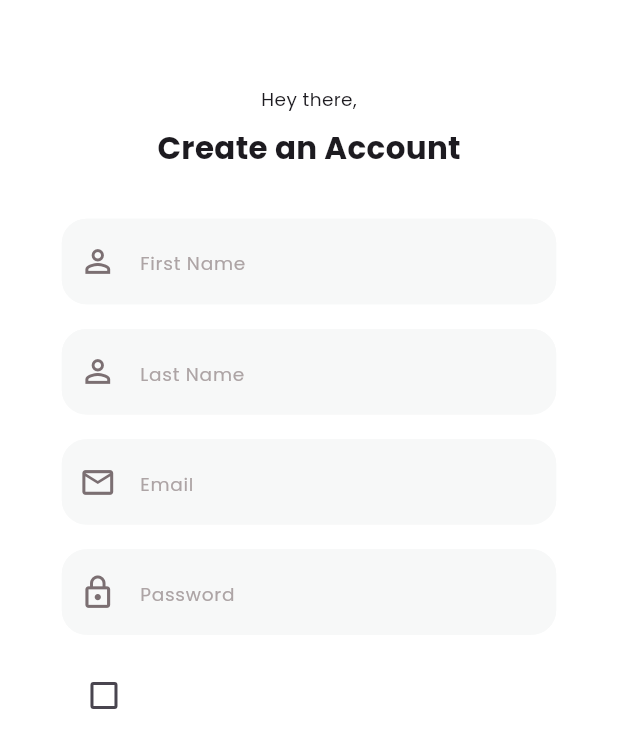
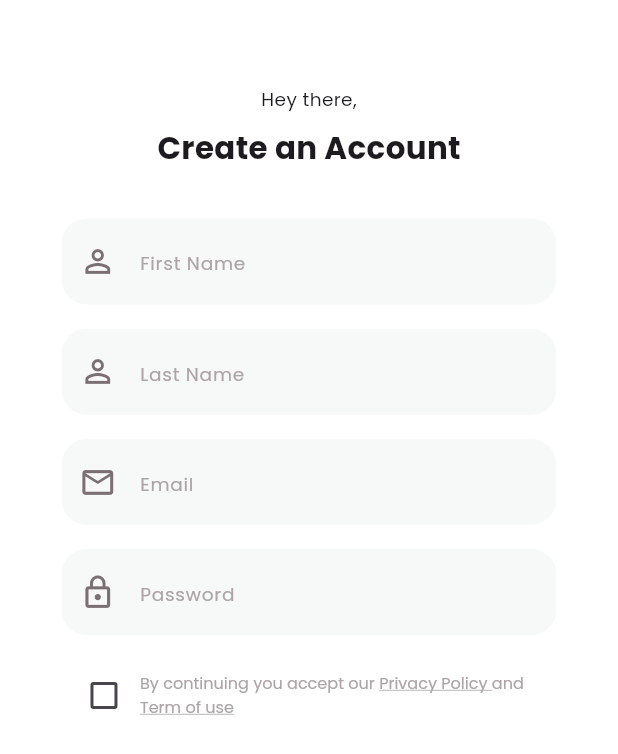
Before and after one commit to mmkocak/fitnesx_flutter, a Flutter app: the AccounCreateScreen screen opened directly, on a phone screen of 412 x 824 dp. Shown: the top 754 px of the screen. Run offline on Flutter 3.47's test engine with Material 3 defaults, Android fonts, the phone set to English and light mode, and no system bars; our stand-ins replace flutter_bloc.

Commit message:
policy chackbox bitimi

```diff
--- a/lib/feature/utils/widgets/privacyPolicyChackbox/privacy_policy_chackbox.dart
+++ b/lib/feature/utils/widgets/privacyPolicyChackbox/privacy_policy_chackbox.dart
@@ -6,19 +6,59 @@ class PrivacyPolicyChackbox extends StatelessWidget {
   @override
   Widget build(BuildContext context) {
     double screenWidth = MediaQuery.sizeOf(context).width;
+    double screenHeight = MediaQuery.sizeOf(context).height;
     bool isChecked = false;
     return BlocProvider(
       create: (context) => PrivacyPolicyCubit(),
-      child: Padding (
-          padding: EdgeInsets.all(screenWidth * 0.01),
+      child: Padding(
+        padding: EdgeInsets.all(screenWidth * 0.01),
         child: Row(
           children: [
             BlocBuilder<PrivacyPolicyCubit, bool>(
-              builder: (context, state){
-                return Checkbox(value: state, onChanged: (bool? value){
-                  context.read<PrivacyPolicyCubit>().toggleCheckbox();
-                },);
+              builder: (context, state) {
+                return Checkbox(
+                  value: state,
+                  onChanged: (bool? value) {
+                    context.read<PrivacyPolicyCubit>().toggleCheckbox();
+                  },
+                );
               },
+            ),
+            Expanded(
+              child: RichText(
+                text: TextSpan(
+                  children: [
+                    TextSpan(
+                      text: "By continuing you accept our ",
+                      style: TextStyle(
+                          fontFamily: "Poppins", color: AppColors.gray_2, fontSize: screenWidth * 0.026),
+                    ),
+
+                    TextSpan(
+                      text: "Privacy Policy ",
+                      style: TextStyle(
+                          fontFamily: "Poppins",
+                          color: AppColors.gray_2,
+                          decoration: TextDecoration.underline,  fontSize: screenWidth * 0.026),
+                    ),
+                    TextSpan(
+                      text: "and ",
+                      style: TextStyle(
+                          fontFamily: "Poppins",
+                          color: AppColors.gray_2,
+                          fontSize: screenWidth * 0.026),
+                    ),
+                     TextSpan(
+                      text: "Term of use ",
+                      style: TextStyle(
+                          fontFamily: "Poppins",
+                          color: AppColors.gray_2,
+                          decoration: TextDecoration.underline,
+                          fontSize: screenWidth * 0.026),
+                    ),
+                  ],
+                ),
+              ),
             ),
           ],
         ),
```
